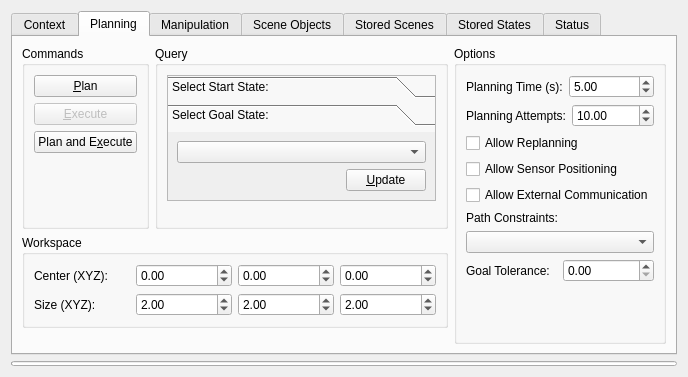
First picture: the form in visualization/motion_planning_rviz_plugin/src/ui/motion_planning_rviz_plugin_frame.ui, repository moveit/moveit, before the edit.
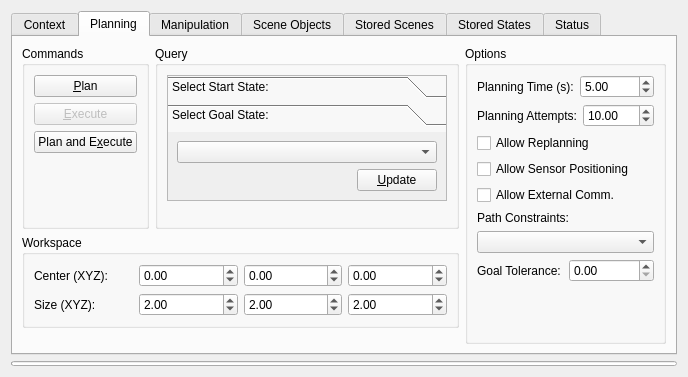
Second picture: the form after the edit.

Commit message: Update joystick documentation and rename the the launch file for joy stick program. Shorten the message the check box to toggle communication with joy stick script.

Patch:
```diff
--- a/visualization/motion_planning_rviz_plugin/src/ui/motion_planning_rviz_plugin_frame.ui
+++ b/visualization/motion_planning_rviz_plugin/src/ui/motion_planning_rviz_plugin_frame.ui
@@ -641,7 +641,7 @@
           <item>
            <widget class="QCheckBox" name="allow_external_program">
             <property name="text">
-             <string>Allow External Communication</string>
+             <string>Allow External Comm.</string>
             </property>
             <property name="checked">
              <bool>false</bool>
```
The commit also changes 2 other files.
